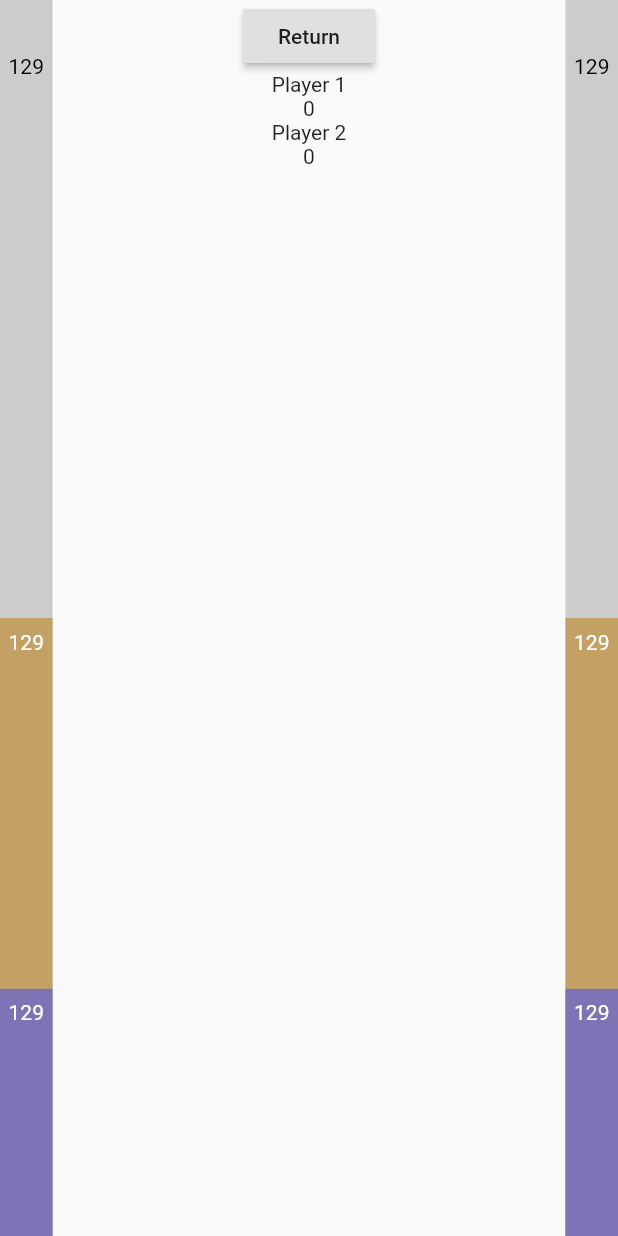
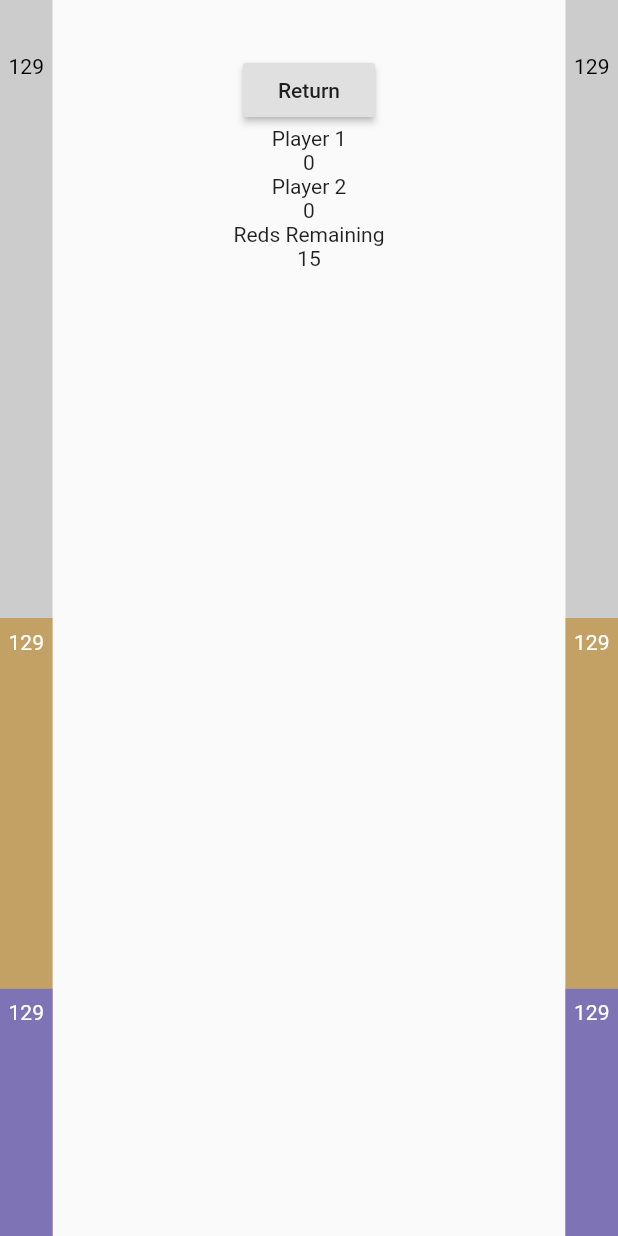
Before and after one commit to SamMalcolm/Snooker-Scorekeeper-Flutter, a Flutter app: the screen it shows after launch, after a tap on "Start Game", on a phone screen of 412 x 824 dp. Run offline on Flutter 3.47's test engine with Material 2 defaults, Android fonts, the phone set to English and light mode, and no system bars.

Commit message:
added class as state

```diff
--- a/lib/game.class.dart
+++ b/lib/game.class.dart
@@ -1,11 +1,15 @@
 import 'player.class.dart';
 
 class Game {
-  List players;
+  List players = [];
   int framesPlayed;
-  int redsRemaining;
+  int redsRemaining = 15;
   int pointsRemaining;
   bool freeBall;
+
+  int get reds_remaining {
+    return redsRemaining;
+  }
 
   void calculateRemaining() {
     if (this.redsRemaining > 0) {
@@ -16,5 +20,6 @@ class Game {
   Game(playerNames, handicaps) {
     this.players.add(new Player(playerNames[0], handicaps[0]));
     this.players.add(new Player(playerNames[1], handicaps[1]));
+    this.redsRemaining = 15;
   }
 }
--- a/lib/game.dart
+++ b/lib/gameview.dart
@@ -2,17 +2,20 @@ import 'package:flutter/material.dart';
 import 'main.dart';
 import 'game.class.dart';
 
-class Game extends StatefulWidget {
-  Game({Key key, this.playerNames, this.playerHandicaps}) : super(key: key);
+class GameView extends StatefulWidget {
+  GameView({Key key, this.playerNames, this.playerHandicaps}) : super(key: key);
 
   final List playerNames;
   final List playerHandicaps;
 
   @override
-  _Game createState() => _Game();
+  _GameView createState() => _GameView();
 }
 
-class _Game extends State<Game> {
+class _GameView extends State<GameView> {
+  int redsRemaining;
+  Game game;
+
   Widget returnScoreLine() {
     return Container(
       height: double.infinity,
@@ -63,6 +66,9 @@ class _Game extends State<Game> {
 
   @override
   Widget build(BuildContext context) {
+    setState(() {
+      game = new Game(widget.playerNames, widget.playerHandicaps);
+    });
     return Scaffold(
         body: Row(
       mainAxisAlignment: MainAxisAlignment.spaceBetween,
@@ -70,7 +76,10 @@ class _Game extends State<Game> {
       // crossAxisAlignment: CrossAxisAlignment.stretch,
       children: <Widget>[
         returnScoreLine(),
-        Column(
+        Padding(
+          padding: const EdgeInsets.only(
+              left: 8.0, right: 8.0, bottom: 8.0, top: 36.0),
+          child: Column(
             children: [
               RaisedButton(
                 child: Text('Return'),
@@ -89,7 +98,10 @@ class _Game extends State<Game> {
               Text(widget.playerNames[1]),
               if (widget.playerHandicaps != null)
                 Text('${widget.playerHandicaps[1]}'),
+              Text('Reds Remaining'),
+              Text('${this.game.redsRemaining}')
             ],
+          ),
         ),
         returnScoreLine(),
       ],
--- a/lib/main.dart
+++ b/lib/main.dart
@@ -1,6 +1,6 @@
 import 'package:flutter/material.dart';
 import 'package:flutter/services.dart';
-import 'game.dart';
+import 'gameview.dart';
 
 void main() => runApp(MyApp());
 
@@ -11,15 +11,6 @@ class MyApp extends StatelessWidget {
     return MaterialApp(
       title: 'Snooker Scoreboard',
       theme: ThemeData(
-        // This is the theme of your application.
-        //
-        // Try running your application with "flutter run". You'll see the
-        // application has a blue toolbar. Then, without quitting the app, try
-        // changing the primarySwatch below to Colors.green and then invoke
-        // "hot reload" (press "r" in the console where you ran "flutter run",
-        // or simply save your changes to "hot reload" in a Flutter IDE).
-        // Notice that the counter didn't reset back to zero; the application
-        // is not restarted.
         primarySwatch: Colors.green,
       ),
       home: MyHomePage(title: 'Snooker Scoreboard'),
@@ -29,15 +20,6 @@ class MyApp extends StatelessWidget {
 
 class MyHomePage extends StatefulWidget {
   MyHomePage({Key key, this.title}) : super(key: key);
-
-  // This widget is the home page of your application. It is stateful, meaning
-  // that it has a State object (defined below) that contains fields that affect
-  // how it looks.
-
-  // This class is the configuration for the state. It holds the values (in this
-  // case the title) provided by the parent (in this case the App widget) and
-  // used by the build method of the State. Fields in a Widget subclass are
-  // always marked "final".
 
   final String title;
 
@@ -54,12 +36,6 @@ class _MyHomePageState extends State<MyHomePage> {
 
   bool handicap = false;
 
-  void _incrementCounter() {
-    setState(() {
-      player1Handicap++;
-    });
-  }
-
   @override
   Widget build(BuildContext context) {
     return Scaffold(
@@ -67,7 +43,7 @@ class _MyHomePageState extends State<MyHomePage> {
         title: Text(widget.title),
       ),
       body: Column(
-        mainAxisAlignment: MainAxisAlignment.center,
+        mainAxisAlignment: MainAxisAlignment.start,
         children: <Widget>[
           Padding(
             padding: const EdgeInsets.all(8.0),
@@ -98,6 +74,10 @@ class _MyHomePageState extends State<MyHomePage> {
             value: handicap,
             onChanged: (bool newValue) {
               setState(() {
+                if (!newValue) {
+                  player1Handicap = 0;
+                  player2Handicap = 0;
+                }
                 handicap = newValue;
               });
             },
@@ -143,7 +123,7 @@ class _MyHomePageState extends State<MyHomePage> {
               Navigator.push(
                   context,
                   MaterialPageRoute(
-                    builder: (context) => Game(
+                    builder: (context) => GameView(
                         playerNames: [player1name, player2name],
                         playerHandicaps: [player1Handicap, player2Handicap]),
                   ));
--- a/lib/player.class.dart
+++ b/lib/player.class.dart
@@ -6,6 +6,7 @@ class Player {
   int snookersRequired;
   int foulPointsGiven;
   int pointsUntilSnookers;
+  bool active;
 
   Player(this.name, this.handicap) {
     this.score = 0;
```
Lines whose indentation alone changed are shown as unchanged.
